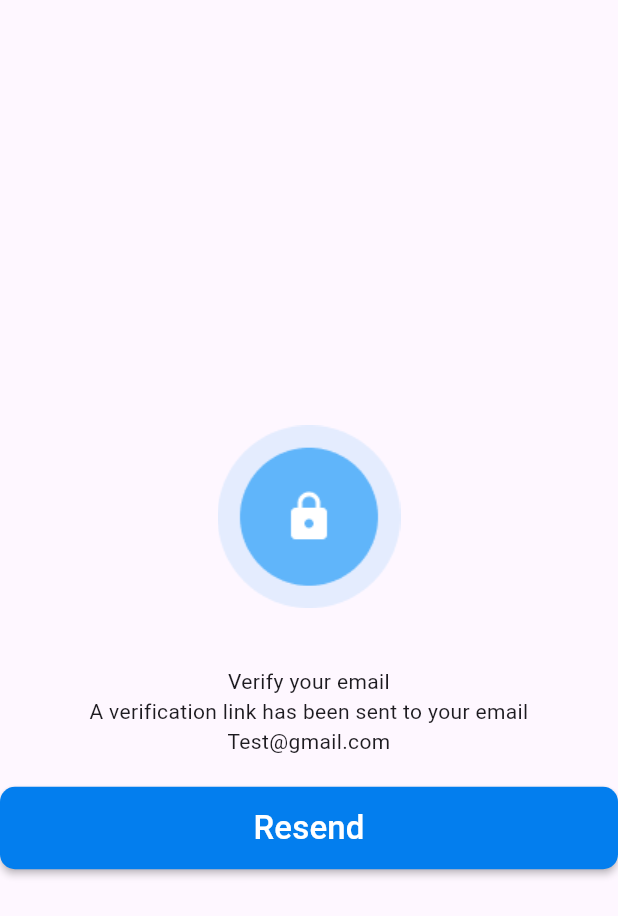
After one commit to AbdelazizMohamed-GitHub/shop_sphere, a Flutter app: the VerifyScreen screen opened directly, on a phone screen of 412 x 824 dp. The commit adds this screen. Shown: the top 916 px of the screen. Run offline on Flutter 3.47's test engine with Material 3 defaults, Android fonts, the phone set to English and light mode, and no system bars; our stand-ins replace dartz, firebase_auth, firebase_core, flutter_bloc, google_sign_in, smooth_page_indicator; accounts and stored records are empty.

Commit message:
Add email verification functionality and create VerifyScreen

```diff
--- a/lib/core/constant/app_images.dart
+++ b/lib/core/constant/app_images.dart
@@ -5,5 +5,6 @@ class AppImages {
   static const String onboarding3 = 'assets/images/onboarding3.png';
   static const String google = 'assets/images/google.png';
   static const String forgetPasswordImage = 'assets/images/forgetPassword.png';
+  static const String verifiy = 'assets/images/verifiy.png';
 
 }
--- a/lib/features/auth/data/repo_impl/auth_repo_impl.dart
+++ b/lib/features/auth/data/repo_impl/auth_repo_impl.dart
@@ -16,6 +16,7 @@ class AuthRepoImpl extends AuthRepo {
     try {
       UserCredential userCredential = await _firebaseAuth
           .createUserWithEmailAndPassword(email: email, password: password);
+      await _firebaseAuth.currentUser?.sendEmailVerification();
       return Right(userCredential.user?.uid ?? "");
     } catch (e) {
       FailureFuncation.authError(e);
--- a/lib/features/auth/presention/cotroller/auth_cubit/auth_cubit.dart
+++ b/lib/features/auth/presention/cotroller/auth_cubit/auth_cubit.dart
@@ -10,7 +10,7 @@ final AuthRepo authRepo;
     final result = await authRepo.registerWithEmailAndPassword(email, password);
     result.fold(
       (failure) => emit(AuthError(failure.message)),
-      (uid) => emit(AuthLoading()),
+      (uid) => emit(AuthSuccess()),
 
     );
   }
--- /dev/null
+++ b/lib/features/auth/presention/view/screen/verify_screen.dart
@@ -0,0 +1,54 @@
+import 'package:flutter/material.dart';
+import 'package:flutter_bloc/flutter_bloc.dart';
+import 'package:shop_sphere/core/constant/app_images.dart';
+import 'package:shop_sphere/core/widget/custom_button.dart';
+import 'package:shop_sphere/features/auth/data/repo_impl/auth_repo_impl.dart';
+import 'package:shop_sphere/features/auth/presention/cotroller/auth_cubit/auth_cubit.dart';
+import 'package:shop_sphere/features/auth/presention/cotroller/auth_cubit/auth_state.dart';
+
+class VerifyScreen extends StatelessWidget {
+  const VerifyScreen({super.key});
+
+  @override
+  Widget build(BuildContext context) {
+    return BlocProvider(
+      create: (context) => AuthCubit(authRepo: AuthRepoImpl()),
+      child: Scaffold(
+          body: Column(
+        mainAxisAlignment: MainAxisAlignment.center,
+        children: [
+          Image.asset(
+            AppImages.verifiy,
+            height: 200,
+            width: 200,
+          ),
+          const Text(
+            "Verify your email",
+            textAlign: TextAlign.center,
+          ),
+          const Text(
+            "A verification link has been sent to your email",
+            textAlign: TextAlign.center,
+          ),
+          const Text(
+            "Test@gmail.com",
+            textAlign: TextAlign.center,
+          ),
+          const SizedBox(
+            height: 20,
+          ),
+          BlocBuilder<AuthCubit, AuthState>(
+            builder: (context, state) {
+              return state is AuthLoading
+                  ? const CircularProgressIndicator()
+                  : CustomButton(
+                      onPressed: () {},
+                      text: "Resend",
+                    );
+            },
+          ),
+        ],
+      )),
+    );
+  }
+}
```
Also changed, not shown: assets/images/verifiy.png (added).
